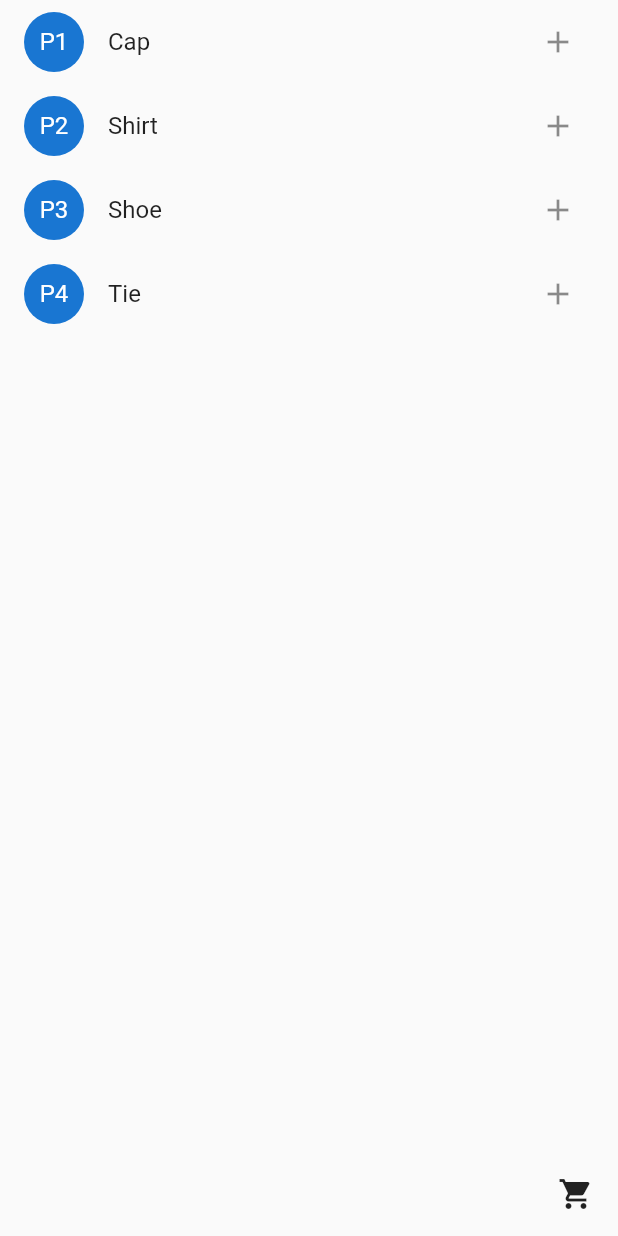
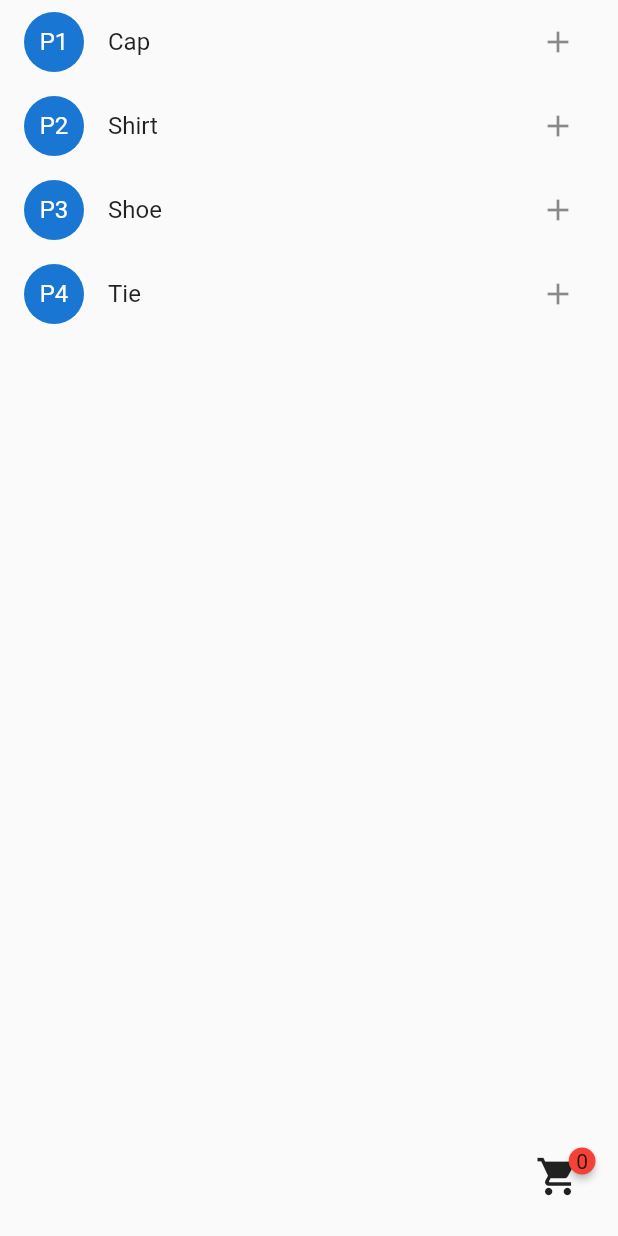
Before and after one commit to ibrahimahmedkhan/AppDevAssignments, a Flutter app: the screen it shows after launch, on a phone screen of 412 x 824 dp. Run offline on Flutter 3.47's test engine with Material 2 defaults, Android fonts, the phone set to English and light mode, and no system bars; drawn by our look-alikes of badges.

Commit message:
Finished the second page

```diff
--- a/lib/main.dart
+++ b/lib/main.dart
@@ -1,9 +1,14 @@
 // Copyright 2018 The Flutter team. All rights reserved.
 // Use of this source code is governed by a BSD-style license that can be
 // found in the LICENSE file.
+import 'dart:ffi';
 import 'dart:math';
 
 import 'package:flutter/material.dart';
+
+import 'cart.dart';
+
+import 'package:badges/badges.dart';
 
 void main() {
   runApp(const MyApp());
@@ -16,16 +21,65 @@ class MyApp extends StatelessWidget {
   Widget build(BuildContext context) {
     return MaterialApp(
       title: 'Welcome to Flutter',
-      home: Scaffold(
-        floatingActionButton: const Icon(Icons.shopping_cart),
-        body: ListView(
-            children: products
-                .map(
-                  (product) => ProductTile(
-                    product: product,
-                  ),
-                )
-                .toList()),
+      home: MyHome(),
+    );
+  }
+}
+
+class MyHome extends StatefulWidget {
+  const MyHome({
+    Key? key,
+  }) : super(key: key);
+
+  @override
+  State<MyHome> createState() => _MyHomeState();
+}
+
+class _MyHomeState extends State<MyHome> {
+  @override
+  Widget build(BuildContext context) {
+    return Scaffold(
+      floatingActionButton: ShoppingCartButton(
+        onPress: () async {
+          await Navigator.of(context).push(MaterialPageRoute(
+            builder: (context) => Cart(products: products),
+          ));
+          setState(() {});
+        },
+      ),
+      body: ListView(
+          children: products
+              .map(
+                (product) => ProductTile(product: product, isClicked: () {}),
+              )
+              .toList()),
+    );
+  }
+}
+
+class ShoppingCartButton extends StatefulWidget {
+  final VoidCallback onPress;
+
+  const ShoppingCartButton({Key? key, required this.onPress}) : super(key: key);
+
+  @override
+  State<ShoppingCartButton> createState() => _ShoppingCartButtonState();
+}
+
+class _ShoppingCartButtonState extends State<ShoppingCartButton> {
+  int _items = 0;
+
+  @override
+  Widget build(BuildContext context) {
+    return IconButton(
+      onPressed: () => widget.onPress,
+      iconSize: 30,
+      icon: Badge(
+        badgeContent: Text(products
+            .where((product) => product.quantity > 0)
+            .length
+            .toString()),
+        child: Icon(Icons.shopping_cart),
       ),
     );
   }
@@ -33,8 +87,10 @@ class MyApp extends StatelessWidget {
 
 class ProductTile extends StatefulWidget {
   final Product product;
+  final VoidCallback isClicked;
 
-  const ProductTile({Key? key, required this.product}) : super(key: key);
+  const ProductTile({Key? key, required this.product, required this.isClicked})
+      : super(key: key);
 
   @override
   State<ProductTile> createState() => _ProductTileState();
--- a/pubspec.yaml
+++ b/pubspec.yaml
@@ -29,6 +29,7 @@ environment:
 dependencies:
   flutter:
     sdk: flutter
+  badges: ^2.0.3
 
 
   # The following adds the Cupertino Icons font to your application.
```
Also changed, not shown: lib/cart.dart (added, +82 -0 lines), lib/checkout.dart (deleted, +0 -27 lines), pubspec.lock.
